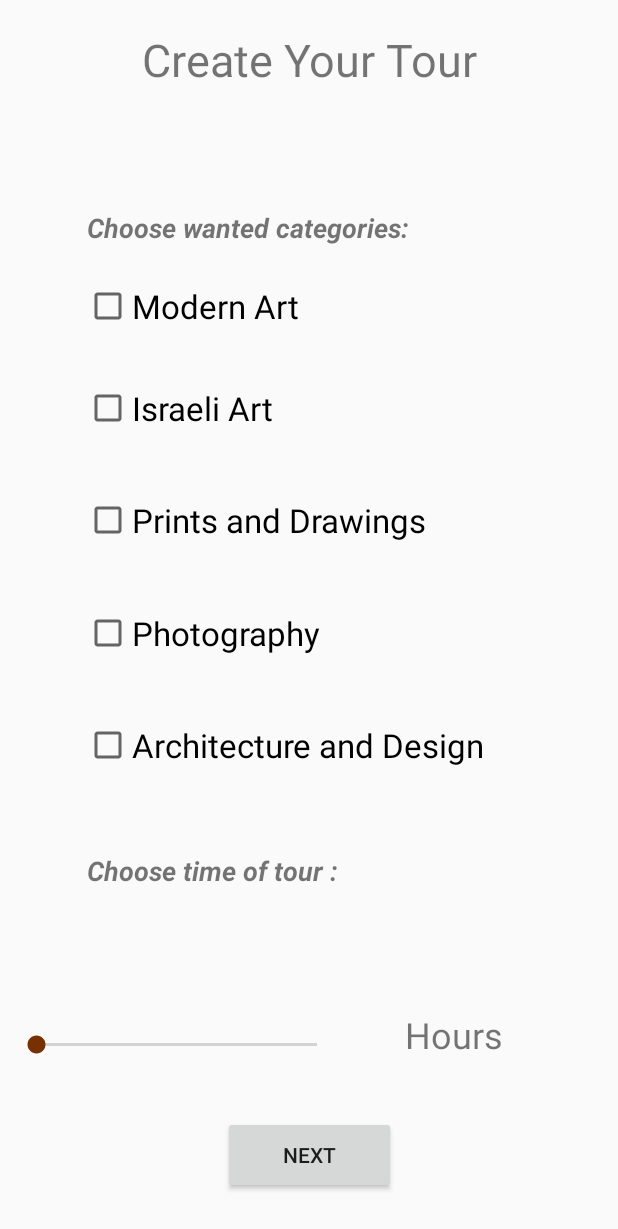
After one commit to NaamaKessler/hackathon, an Android app: the TourCreatorActivity screen opened directly, with no data from a screen before it, on a phone screen of 412 x 824 dp. The commit adds this screen. Shown: the top 1229 px of the screen. Run offline under Robolectric (Android 15) with nearby library versions, the phone set to English and light mode, and no system bars.

Commit message:
2 & 3 Activity

```diff
--- a/app/src/main/AndroidManifest.xml
+++ b/app/src/main/AndroidManifest.xml
@@ -49,6 +49,7 @@
             android:label="@string/title_activity_maps1" />
         <activity android:name=".SettingsActivity" />
         <activity android:name=".InMuseumActivity"></activity>
+        <activity android:name=".TourCreatorActivity"></activity>
     </application>
 
 </manifest>
--- a/app/src/main/java/tech/amuesy/amuesy/MainActivity.java
+++ b/app/src/main/java/tech/amuesy/amuesy/MainActivity.java
@@ -26,6 +26,8 @@ public class MainActivity extends AppCompatActivity {
                 Intent startIntent = new Intent(getApplicationContext(), SecondActivity.class);
                 startActivity(startIntent);
             }
+
+
         });
 
         Button settingsActBtn = findViewById(R.id.settingsActBtn);
@@ -40,16 +42,18 @@ public class MainActivity extends AppCompatActivity {
         });
 
 
-        if (getIntent().hasExtra("tech.amuesy.amuesy.profile")){
+
+
+
+        if ((getIntent().hasExtra("tech.amuesy.amuesy.profile")||(getIntent().hasExtra("tech.amuesy.amuesy.level"))||
+                (getIntent().hasExtra("tech.amuesy.amuesy.hours")))){
             TextView tv = (TextView) findViewById(R.id.textViewMain);
 
-            String text1 = getIntent().getExtras().getString("tech.amuesy.amuesy.profile");
-            String text2 = getIntent().getExtras().getString("tech.amuesy.amuesy.level");
-          //  int text3 = getIntent().getExtras().getInt("tech.amuesy.amuesy.hours");
+            String profile_info = getIntent().getExtras().getString("tech.amuesy.amuesy.profile");
+            String level_info = getIntent().getExtras().getString("tech.amuesy.amuesy.level");
+            int hours_info = getIntent().getExtras().getInt("tech.amuesy.amuesy.hours");
 
-            tv.setText(text1+text2);
-          //  Intent startIntent2 = new Intent(getApplicationContext(), SecondActivity.class);
-           // startActivity(startIntent2);
+            tv.setText(profile_info+","+level_info+","+hours_info);
         }
 
 
--- a/app/src/main/java/tech/amuesy/amuesy/SecondActivity.java
+++ b/app/src/main/java/tech/amuesy/amuesy/SecondActivity.java
@@ -16,6 +16,8 @@ public class SecondActivity extends AppCompatActivity {
         setContentView(R.layout.activity_second);
 
         Button firstActivityBtn = findViewById(R.id.firstActBtn);
+        Button chooseMusBtn = findViewById(R.id.chooseMusBtn);
+
         firstActivityBtn.setOnClickListener(new View.OnClickListener() {
             @Override
             public void onClick(View v1) {
@@ -24,16 +26,15 @@ public class SecondActivity extends AppCompatActivity {
             }
         });
 
-        Button muschooseActBtn = findViewById(R.id.muschooseActBtn);
-        muschooseActBtn.setOnClickListener(new View.OnClickListener() {
+        chooseMusBtn.setOnClickListener(new View.OnClickListener() {
             @Override
-            public void onClick(View v) {
-                Intent startIntent = new Intent(getApplicationContext(), InMuseumActivity.class);
-                startActivity(startIntent);
+            public void onClick(View v1) {
+                Intent start2Intent = new Intent(getApplicationContext(),InMuseumActivity.class);
+                startActivity(start2Intent);
             }
+        });
 
 
-        });
 
         //String[] Museum_list2 = new String[]{"Mus1","Haifa","TLV","Jerusalem","Paris","London"};
 
--- a/app/src/main/java/tech/amuesy/amuesy/ThirdActivity.java
+++ b/app/src/main/java/tech/amuesy/amuesy/ThirdActivity.java
@@ -4,6 +4,7 @@ import android.content.Intent;
 import android.os.Bundle;
 import android.support.v7.app.AppCompatActivity;
 import android.view.View;
+import android.widget.AdapterView;
 import android.widget.ArrayAdapter;
 import android.widget.Button;
 import android.widget.SeekBar;
@@ -15,9 +16,6 @@ public class ThirdActivity extends AppCompatActivity  {
     int hours;
     String profile;
     String level;
-    TextView tv;
-    SeekBar sb;
-
 
 
     @Override
@@ -31,6 +29,15 @@ public class ThirdActivity extends AppCompatActivity  {
                 android.R.layout.simple_list_item_1, getResources().getStringArray((R.array.Profiles)));
         adapter3_1.setDropDownViewResource(android.R.layout.simple_spinner_dropdown_item);
         ProfileSpinner.setAdapter(adapter3_1);
+        ProfileSpinner.setOnItemSelectedListener(new AdapterView.OnItemSelectedListener() {
+            @Override
+            public void onItemSelected(AdapterView<?> parent, View view, int position, long id) {
+                profile = parent.getItemAtPosition(position).toString();
+            }
+            @Override
+            public void onNothingSelected(AdapterView<?> parent) {
+            }
+        });
 
 
         // Level Spinner - need to save answer from user
@@ -39,11 +46,21 @@ public class ThirdActivity extends AppCompatActivity  {
                 android.R.layout.simple_list_item_1, getResources().getStringArray((R.array.Levels)));
         adapter3_2.setDropDownViewResource(android.R.layout.simple_spinner_dropdown_item);
         LevelSpinner.setAdapter(adapter3_2);
+        LevelSpinner.setOnItemSelectedListener(new AdapterView.OnItemSelectedListener() {
+            @Override
+            public void onItemSelected(AdapterView<?> parent, View view, int position, long id) {
+                level = parent.getItemAtPosition(position).toString();
+            }
+            @Override
+            public void onNothingSelected(AdapterView<?> parent) {
+            }
+        });
+
 
 
         //seek Bar
-        sb = (SeekBar) findViewById(R.id.seekBar);
-        tv = (TextView) findViewById(R.id.HoursTxt);
+        SeekBar sb = (SeekBar) findViewById(R.id.seekBar);
+        final TextView tv = (TextView) findViewById(R.id.HoursTxt);
 
         sb.setMax(12);
 
@@ -66,8 +83,6 @@ public class ThirdActivity extends AppCompatActivity  {
         });
 
 
-
-
         Button okBtn = findViewById(R.id.okBtn);
         okBtn.setOnClickListener(new View.OnClickListener() {
             @Override
@@ -75,10 +90,9 @@ public class ThirdActivity extends AppCompatActivity  {
                 Intent startIntent = new Intent(getApplicationContext(), MainActivity.class);
 
                 // Send back informations
-              //  startIntent.putExtra("tech.amuesy.amuesy.profile",item);
-              //  startIntent.putExtra("tech.amuesy.amuesy.level",level);
-              //  startIntent.putExtra("tech.amuesy.amuesy.hours",hours);
-
+                startIntent.putExtra("tech.amuesy.amuesy.profile",profile);
+                startIntent.putExtra("tech.amuesy.amuesy.level",level);
+                startIntent.putExtra("tech.amuesy.amuesy.hours",hours);
 
                 startActivity(startIntent);
             }
@@ -90,4 +104,13 @@ public class ThirdActivity extends AppCompatActivity  {
     }
 
 
+    private class MyOnItemSelectedListener implements AdapterView.OnItemSelectedListener {
+        public void onItemSelected(AdapterView<?> parent, View view, int pos, long id) {
+            String selected = parent.getItemAtPosition(pos).toString();
+        }
+
+        public void onNothingSelected(AdapterView parent) {
+            // Do nothing.
+        }
+    }
 }
--- /dev/null
+++ b/app/src/main/java/tech/amuesy/amuesy/TourCreatorActivity.java
@@ -0,0 +1,62 @@
+package tech.amuesy.amuesy;
+
+import android.content.Intent;
+import android.os.Bundle;
+import android.support.v7.app.AppCompatActivity;
+import android.view.View;
+import android.widget.Button;
+import android.widget.SeekBar;
+import android.widget.TextView;
+
+public class TourCreatorActivity extends AppCompatActivity {
+
+
+    int hours;
+
+    @Override
+    protected void onCreate(Bundle savedInstanceState) {
+        super.onCreate(savedInstanceState);
+        setContentView(R.layout.activity_tour_creator);
+
+
+
+        //seek Bar
+        final SeekBar sb = (SeekBar) findViewById(R.id.seekBar);
+        final TextView tv = (TextView) findViewById(R.id.HoursTxt);
+
+        sb.setMax(10);
+
+        sb.setOnSeekBarChangeListener(new SeekBar.OnSeekBarChangeListener() {
+            @Override
+            public void onProgressChanged(SeekBar seekBar, int progress, boolean fromUser) {
+                hours=progress;
+                tv.setText(progress + " Hours");
+            }
+            @Override
+            public void onStartTrackingTouch(SeekBar seekBar) {
+                hours=seekBar.getProgress();
+                tv.setText(seekBar.getProgress() + " Hours");
+            }
+            @Override
+            public void onStopTrackingTouch(SeekBar seekBar) {
+                hours=seekBar.getProgress();
+                tv.setText(seekBar.getProgress() + " Hours");
+            }
+        });
+
+
+        Button NextBtn = findViewById(R.id.NextBtn);
+        NextBtn.setOnClickListener(new View.OnClickListener() {
+            @Override
+            public void onClick(View v) {
+                Intent startIntent = new Intent(getApplicationContext(),MainActivity.class);
+                startIntent.putExtra("tech.amuesy.amuesy.hours",hours);
+
+                startActivity(startIntent);
+            }
+        });
+
+
+
+    }
+}
--- a/app/src/main/res/layout/activity_main.xml
+++ b/app/src/main/res/layout/activity_main.xml
@@ -82,7 +82,7 @@
         android:layout_marginStart="8dp"
         android:layout_marginTop="8dp"
         android:text="TextView"
-        android:textSize="30sp"
+        android:textSize="20sp"
         app:layout_constraintBottom_toBottomOf="parent"
         app:layout_constraintEnd_toEndOf="parent"
         app:layout_constraintHorizontal_bias="0.118"
--- a/app/src/main/res/layout/activity_second.xml
+++ b/app/src/main/res/layout/activity_second.xml
@@ -22,11 +22,11 @@
         app:layout_constraintBottom_toBottomOf="parent"
         app:layout_constraintEnd_toEndOf="parent"
         app:layout_constraintStart_toStartOf="parent"
-        app:layout_constraintTop_toBottomOf="@+id/muschooseActBtn"
+        app:layout_constraintTop_toBottomOf="@+id/chooseMusBtn"
         app:layout_constraintVertical_bias="0.073" />
 
     <Button
-        android:id="@+id/muschooseActBtn"
+        android:id="@+id/chooseMusBtn"
         android:layout_width="250dp"
         android:layout_height="60dp"
         android:layout_marginBottom="8dp"
--- a/app/src/main/res/layout/activity_third.xml
+++ b/app/src/main/res/layout/activity_third.xml
@@ -25,10 +25,10 @@
         android:textStyle="bold"
         app:layout_constraintBottom_toBottomOf="parent"
         app:layout_constraintEnd_toEndOf="parent"
-        app:layout_constraintHorizontal_bias="0.503"
+        app:layout_constraintHorizontal_bias="0.52"
         app:layout_constraintStart_toStartOf="parent"
         app:layout_constraintTop_toTopOf="parent"
-        app:layout_constraintVertical_bias="0.088" />
+        app:layout_constraintVertical_bias="0.079" />
 
     <Spinner
         android:id="@+id/LevelSpinner"
--- /dev/null
+++ b/app/src/main/res/layout/activity_tour_creator.xml
@@ -0,0 +1,210 @@
+<?xml version="1.0" encoding="utf-8"?>
+<android.support.constraint.ConstraintLayout xmlns:android="http://schemas.android.com/apk/res/android"
+    xmlns:app="http://schemas.android.com/apk/res-auto"
+    xmlns:tools="http://schemas.android.com/tools"
+    android:layout_width="match_parent"
+    android:layout_height="match_parent"
+    tools:context=".TourCreatorActivity">
+
+    <TextView
+        android:id="@+id/Title"
+        android:layout_width="wrap_content"
+        android:layout_height="wrap_content"
+        android:layout_marginBottom="8dp"
+        android:layout_marginEnd="8dp"
+        android:layout_marginLeft="8dp"
+        android:layout_marginRight="8dp"
+        android:layout_marginStart="8dp"
+        android:layout_marginTop="8dp"
+        android:text="Create Your Tour"
+        android:textSize="30sp"
+        app:layout_constraintBottom_toBottomOf="parent"
+        app:layout_constraintEnd_toEndOf="parent"
+        app:layout_constraintStart_toStartOf="parent"
+        app:layout_constraintTop_toTopOf="parent"
+        app:layout_constraintVertical_bias="0.015" />
+
+    <TextView
+        android:id="@+id/HoursTxt"
+        android:layout_width="126dp"
+        android:layout_height="49dp"
+        android:layout_marginBottom="68dp"
+        android:layout_marginEnd="16dp"
+        android:layout_marginRight="16dp"
+        android:layout_marginTop="8dp"
+        android:text="Hours"
+        android:textSize="24sp"
+        app:layout_constraintBottom_toBottomOf="parent"
+        app:layout_constraintEnd_toEndOf="parent"
+        app:layout_constraintTop_toTopOf="parent"
+        app:layout_constraintVertical_bias="0.952" />
+
+    <SeekBar
+        android:id="@+id/seekBar"
+        android:layout_width="219dp"
+        android:layout_height="46dp"
+        android:layout_marginBottom="72dp"
+        android:layout_marginEnd="8dp"
+        android:layout_marginLeft="8dp"
+        android:layout_marginRight="8dp"
+        android:layout_marginStart="8dp"
+        android:layout_marginTop="8dp"
+        app:layout_constraintBottom_toBottomOf="parent"
+        app:layout_constraintEnd_toStartOf="@+id/HoursTxt"
+        app:layout_constraintHorizontal_bias="0.0"
+        app:layout_constraintStart_toStartOf="parent"
+        app:layout_constraintTop_toTopOf="parent"
+        app:layout_constraintVertical_bias="0.954" />
+
+    <CheckBox
+        android:id="@+id/checkBox5"
+        android:layout_width="300dp"
+        android:layout_height="45dp"
+        android:layout_marginBottom="8dp"
+        android:layout_marginEnd="8dp"
+        android:layout_marginLeft="8dp"
+        android:layout_marginRight="8dp"
+        android:layout_marginStart="8dp"
+        android:layout_marginTop="8dp"
+        android:text="@string/Categories_5"
+        android:textSize="22sp"
+        app:layout_constraintBottom_toBottomOf="parent"
+        app:layout_constraintEnd_toEndOf="parent"
+        app:layout_constraintHorizontal_bias="0.503"
+        app:layout_constraintStart_toStartOf="parent"
+        app:layout_constraintTop_toTopOf="parent"
+        app:layout_constraintVertical_bias="0.611" />
+
+    <CheckBox
+        android:id="@+id/checkBox4"
+        android:layout_width="300dp"
+        android:layout_height="45dp"
+        android:layout_marginBottom="8dp"
+        android:layout_marginEnd="8dp"
+        android:layout_marginLeft="8dp"
+        android:layout_marginRight="8dp"
+        android:layout_marginStart="8dp"
+        android:layout_marginTop="8dp"
+        android:text="@string/Categories_4"
+        android:textSize="22sp"
+        app:layout_constraintBottom_toBottomOf="parent"
+        app:layout_constraintEnd_toEndOf="parent"
+        app:layout_constraintHorizontal_bias="0.503"
+        app:layout_constraintStart_toStartOf="parent"
+        app:layout_constraintTop_toTopOf="parent"
+        app:layout_constraintVertical_bias="0.513" />
+
+    <CheckBox
+        android:id="@+id/checkBox3"
+        android:layout_width="300dp"
+        android:layout_height="45dp"
+        android:layout_marginBottom="8dp"
+        android:layout_marginEnd="8dp"
+        android:layout_marginLeft="8dp"
+        android:layout_marginRight="8dp"
+        android:layout_marginStart="8dp"
+        android:layout_marginTop="8dp"
+        android:text="@string/Categories_3"
+        android:textSize="22sp"
+        app:layout_constraintBottom_toBottomOf="parent"
+        app:layout_constraintEnd_toEndOf="parent"
+        app:layout_constraintHorizontal_bias="0.503"
+        app:layout_constraintStart_toStartOf="parent"
+        app:layout_constraintTop_toTopOf="parent"
+        app:layout_constraintVertical_bias="0.414" />
+
+    <CheckBox
+        android:id="@+id/checkBox2"
+        android:layout_width="300dp"
+        android:layout_height="45dp"
+        android:layout_marginBottom="8dp"
+        android:layout_marginEnd="8dp"
+        android:layout_marginLeft="8dp"
+        android:layout_marginRight="8dp"
+        android:layout_marginStart="8dp"
+        android:layout_marginTop="8dp"
+        android:text="@string/Categories_2"
+        android:textSize="22sp"
+        app:layout_constraintBottom_toBottomOf="parent"
+        app:layout_constraintEnd_toEndOf="parent"
+        app:layout_constraintHorizontal_bias="0.503"
+        app:layout_constraintStart_toStartOf="parent"
+        app:layout_constraintTop_toTopOf="parent"
+        app:layout_constraintVertical_bias="0.316" />
+
+    <CheckBox
+        android:id="@+id/checkBox1"
+        android:layout_width="300dp"
+        android:layout_height="45dp"
+        android:layout_marginBottom="8dp"
+        android:layout_marginEnd="8dp"
+        android:layout_marginLeft="8dp"
+        android:layout_marginRight="8dp"
+        android:layout_marginStart="8dp"
+        android:layout_marginTop="8dp"
+        android:text="@string/Categories_1"
+        android:textSize="22sp"
+        app:layout_constraintBottom_toBottomOf="parent"
+        app:layout_constraintEnd_toEndOf="parent"
+        app:layout_constraintStart_toStartOf="parent"
+        app:layout_constraintTop_toTopOf="parent"
+        app:layout_constraintVertical_bias="0.227" />
+
+    <Button
+        android:id="@+id/NextBtn"
+        android:layout_width="115dp"
+        android:layout_height="52dp"
+        android:layout_marginBottom="28dp"
+        android:layout_marginEnd="8dp"
+        android:layout_marginLeft="8dp"
+        android:layout_marginRight="8dp"
+        android:layout_marginStart="8dp"
+        android:text="Next"
+        app:layout_constraintBottom_toBottomOf="parent"
+        app:layout_constraintEnd_toEndOf="parent"
+        app:layout_constraintHorizontal_bias="0.501"
+        app:layout_constraintStart_toStartOf="parent" />
+
+    <TextView
+        android:id="@+id/textView5"
+        android:layout_width="297dp"
+        android:layout_height="34dp"
+        android:layout_marginBottom="8dp"
+        android:layout_marginEnd="8dp"
+        android:layout_marginLeft="8dp"
+        android:layout_marginRight="8dp"
+        android:layout_marginStart="8dp"
+        android:layout_marginTop="8dp"
+        android:text="Choose time of tour :"
+        android:textAllCaps="false"
+        android:textSize="18sp"
+        android:textStyle="bold|italic"
+        app:layout_constraintBottom_toBottomOf="@+id/NextBtn"
+        app:layout_constraintEnd_toEndOf="parent"
+        app:layout_constraintHorizontal_bias="0.507"
+        app:layout_constraintStart_toStartOf="parent"
+        app:layout_constraintTop_toBottomOf="@+id/checkBox5"
+        app:layout_constraintVertical_bias="0.178" />
+
+    <TextView
+        android:id="@+id/textView6"
+        android:layout_width="297dp"
+        android:layout_height="34dp"
+        android:layout_marginBottom="8dp"
+        android:layout_marginEnd="8dp"
+        android:layout_marginLeft="8dp"
+        android:layout_marginRight="8dp"
+        android:layout_marginStart="8dp"
+        android:layout_marginTop="8dp"
+        android:text="Choose wanted categories:"
+        android:textAllCaps="false"
+        android:textSize="18sp"
+        android:textStyle="bold|italic"
+        app:layout_constraintBottom_toTopOf="@+id/checkBox1"
+        app:layout_constraintEnd_toEndOf="parent"
+        app:layout_constraintHorizontal_bias="0.507"
+        app:layout_constraintStart_toStartOf="parent"
+        app:layout_constraintTop_toBottomOf="@+id/Title"
+        app:layout_constraintVertical_bias="1.0" />
+
+</android.support.constraint.ConstraintLayout>
--- a/app/src/main/res/values/strings.xml
+++ b/app/src/main/res/values/strings.xml
@@ -22,6 +22,23 @@
         <item>AAA</item>
         <item>Test</item>
     </string-array>
+
+    <string name="Categories_1">Modern Art</string>
+    <string name="Categories_2">Israeli Art</string>
+    <string name="Categories_3">Prints and Drawings</string>
+    <string name="Categories_4">Photography</string>
+    <string name="Categories_5">Architecture and Design</string>
+    <string-array name="Categories">
+        <item>@string/Categories_1</item>
+        <item>@string/Categories_2</item>
+        <item>@string/Categories_3</item>
+        <item>@string/Categories_4</item>
+        <item>@string/Categories_5</item>
+    </string-array>
+
+
+
+
     <string name="title_activity_maps1">Map</string>
 
 
```
